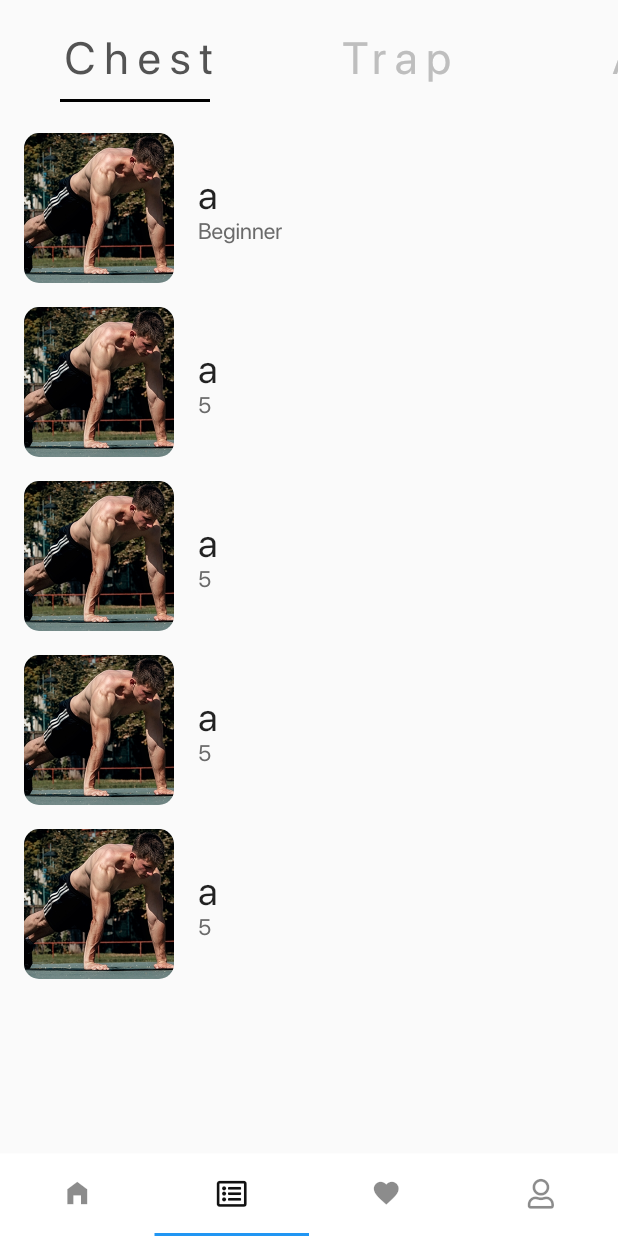
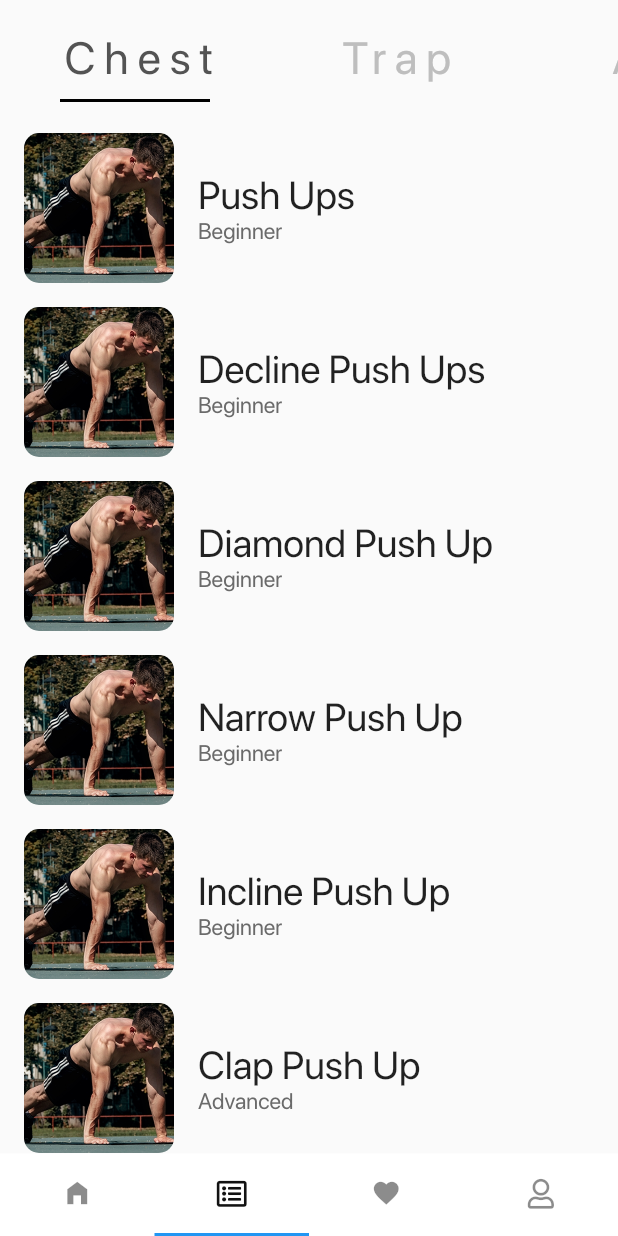
Before and after one commit to banhsmif/spartan, a Flutter app: the screen it shows after launch, item 2 of the bottom bar chosen, on a phone screen of 412 x 824 dp. Run offline on Flutter 3.47's test engine with Material 2 defaults, Android fonts, the phone set to English and light mode, and no system bars; our stand-ins replace flutter_svg, font_awesome_flutter.

Commit message:
commit at Cu Coffee

```diff
--- a/workout_app/lib/UI/Cuong/screens/galery.dart
+++ b/workout_app/lib/UI/Cuong/screens/galery.dart
@@ -1,6 +1,6 @@
 import 'package:flutter/material.dart';
-import 'package:workout_app/UI/Cuong/common/common.dart';
 import 'package:workout_app/UI/common/component/item.dart';
+import 'package:workout_app/UI/common/constant.dart';
 
 // We need satefull widget for our categories
 
@@ -31,19 +31,36 @@ class _CategoriesState extends State<Categories> {
           ),
         ),
         Expanded(
-          child: ListView(
-            children: [
-              WorkoutItem(nameWorkout: 'a', rep: 'Beginner'),
-              WorkoutItem(nameWorkout: 'a', rep: '5'),
-              WorkoutItem(nameWorkout: 'a', rep: '5'),
-              WorkoutItem(nameWorkout: 'a', rep: '5'),
-              WorkoutItem(nameWorkout: 'a', rep: '5'),
-            ],
-          ),
-        )
+            child: Container(
+          child: listBaiTap[selectedIndex],
+        ))
       ],
     );
   }
+
+  List<Widget> listBaiTap = [
+    ListView(
+      children: [
+        WorkoutItem(nameWorkout: wPushup, rep: 'Beginner'),
+        WorkoutItem(nameWorkout: wDecline, rep: 'Beginner'),
+        WorkoutItem(nameWorkout: 'Diamond Push Up', rep: 'Beginner'),
+        WorkoutItem(nameWorkout: 'Narrow Push Up', rep: 'Beginner'),
+        WorkoutItem(nameWorkout: 'Incline Push Up', rep: 'Beginner'),
+        WorkoutItem(nameWorkout: 'Clap Push Up', rep: 'Advanced'),
+        WorkoutItem(nameWorkout: 'In Out Push Up', rep: 'Beginner'),
+        WorkoutItem(nameWorkout: 'Narrow Push Up', rep: 'Beginner')
+      ],
+    ),
+    ListView(
+      children: [WorkoutItem(nameWorkout: wPike, rep: 'Advanced')],
+    ),
+    ListView(
+      children: [WorkoutItem(nameWorkout: wCrunch, rep: 'Advanced')],
+    ),
+    ListView(
+      children: [WorkoutItem(nameWorkout: wSquats, rep: 'Advanced')],
+    )
+  ];
 
   Widget buildCategory(int index) {
     return GestureDetector(
@@ -55,7 +72,6 @@ class _CategoriesState extends State<Categories> {
       child: Padding(
         padding: const EdgeInsets.symmetric(horizontal: kDefaultPaddin),
         child: Container(
-          // color: Colors.red,
           child: Column(
             crossAxisAlignment: CrossAxisAlignment.start,
             children: <Widget>[
--- a/workout_app/lib/UI/common/component/header.dart
+++ b/workout_app/lib/UI/common/component/header.dart
@@ -1,7 +1,8 @@
 import 'package:flutter/material.dart';
 
 class Header extends StatelessWidget {
-
+  final String pic;
+  Header({this.pic});
   @override
   Widget build(BuildContext context) {
     return Stack(
@@ -25,7 +26,7 @@ class Header extends StatelessWidget {
                     BorderRadius.only(bottomLeft: Radius.circular(48.0)),
                 color: Colors.yellow,
                 image: DecorationImage(
-                    image: AssetImage('assets/images/pushup.png'),
+                    image: AssetImage(pic),
                     fit: BoxFit.cover)),
             height: MediaQuery.of(context).size.height / 3,
             alignment: Alignment.topLeft),
--- a/workout_app/lib/UI/common/constant.dart
+++ b/workout_app/lib/UI/common/constant.dart
@@ -7,6 +7,8 @@ const kMainTittleStyle = TextStyle(
   fontFamily: 'SFPro',
   color: Colors.black,
 );
+const kTextColor = Color(0xFF535353);
+const kTextLightColor = Color(0xFFBEBEBE);
 
 const kSmallTextStyle = TextStyle(
   fontFamily: 'SFPRo',
@@ -31,7 +33,6 @@ const kViewAll = TextStyle(
     color: Color(0xFF696969),
     fontSize: 14,
     letterSpacing: 2);
-const kDefaultPaddin = 20.0;
 const kBackgroundColorViewAll = Color(0xFFFFFFFF);
 
 const kRepStyle =
@@ -41,6 +42,8 @@ const kNomalRep = 12;
 const kHighRep = 15;
 
 const kLowRep = 8;
+
+const kDefaultPaddin = 40.0;
 
 // khai bao link bai tap
 const wBurpee = 'Burpees';
```
Also changed, not shown: workout_app/lib/UI/modules/packageWorkout/packageUI.dart (+15 -15 lines).
